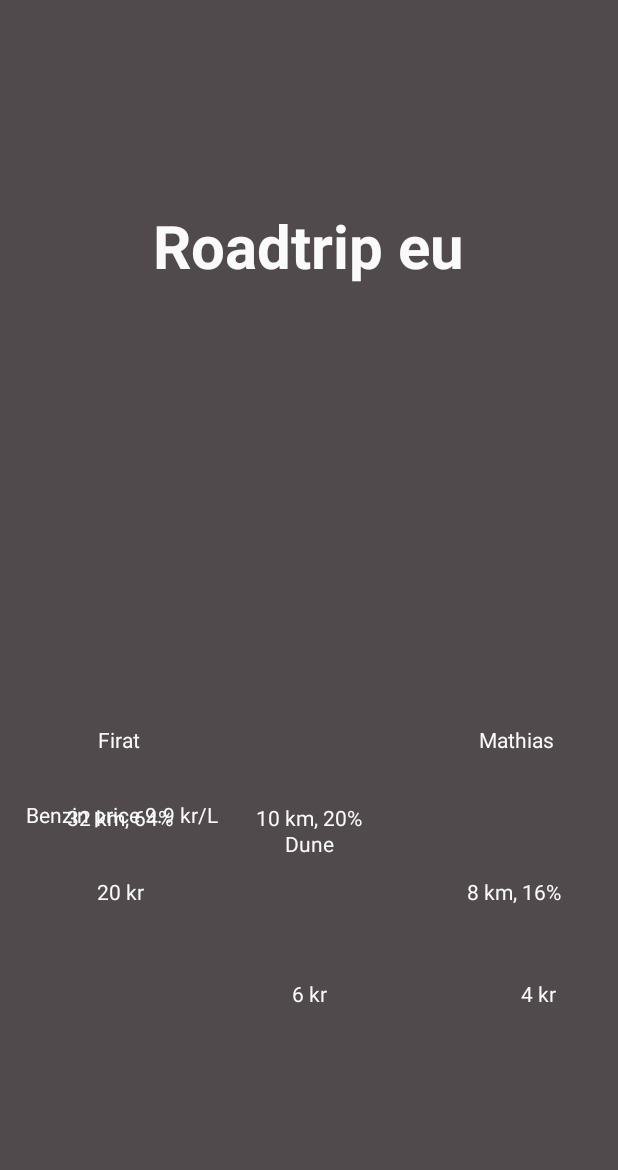
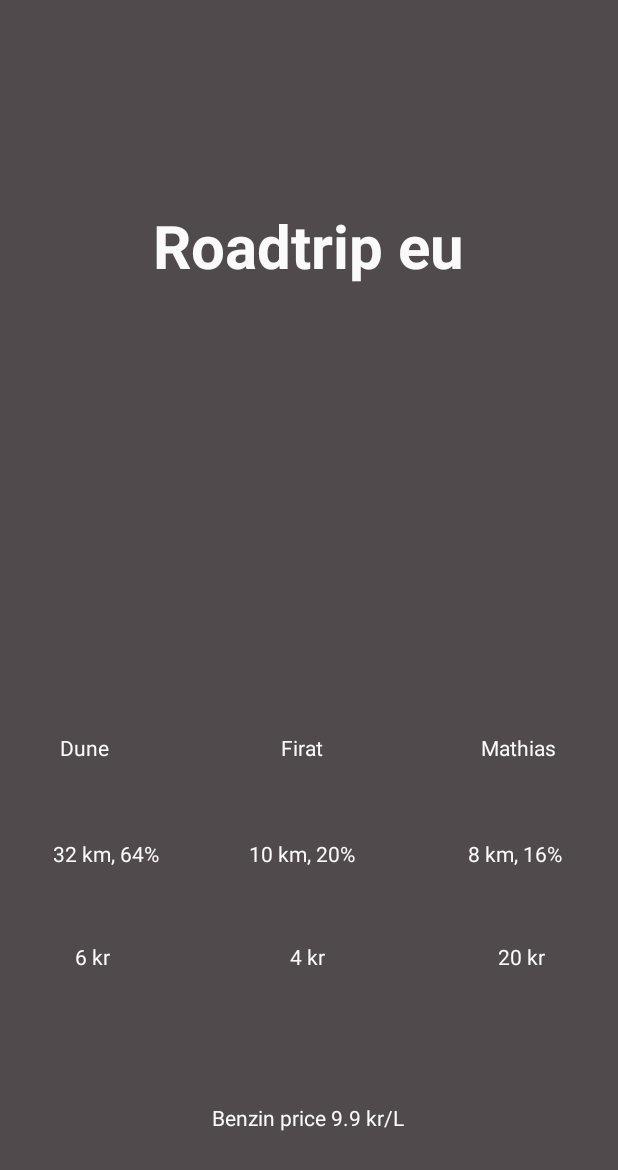
Before and after one commit to FiratElkurdoz/DrivingLog, an Android app: the layout activity_view_logs.xml on its own in the app's theme, with its tools: preview values and no code run, on a phone screen of 412 x 824 dp. Shown: the top 1170 px of the screen. Run offline under Robolectric (Android 15) with nearby library versions, the phone set to English and light mode, and no system bars.

Commit message:
knap og layout

```diff
--- a/app/src/main/java/com/example/driveandlog/Map_page.java
+++ b/app/src/main/java/com/example/driveandlog/Map_page.java
@@ -137,15 +137,8 @@ public class Map_page extends FragmentActivity implements OnMapReadyCallback,Geo
                 if(isTripStarted = true) {
                     Log.d("slutKnap", "SLUT!");
                     endTrack();
-
-                    Log.d("Array", String.valueOf(endMarkerPoints[0]));
-                    Log.d("Array", String.valueOf(endMarkerPoints[1]));
-                    Log.d("Array", String.valueOf(startMarkerPoints[0]));
-                    Log.d("Array", String.valueOf(startMarkerPoints[1]));
-
                     isTripStarted = false;
                 }
-                distanceExtractor();
             }
         });
         fusedLocationClient = LocationServices.getFusedLocationProviderClient(this);
@@ -158,8 +151,8 @@ public class Map_page extends FragmentActivity implements OnMapReadyCallback,Geo
     public void onMapReady(GoogleMap map) {
         mMap = map;
         enableMyLocation();
+    }
 
-    }
 
     @RequiresApi(api = Build.VERSION_CODES.M)
     private void startTrack() {
@@ -197,6 +190,7 @@ public class Map_page extends FragmentActivity implements OnMapReadyCallback,Geo
                     final LatLng endPosition = new LatLng(endMarkerPoints[0],endMarkerPoints[1]);
                     mMap.addMarker(new MarkerOptions().position(endPosition).title("end"));
                     Log.d("end", String.valueOf(endMarkerPoints[0]));
+                    distanceExtractor();
 
 
                 }
--- a/app/src/main/res/layout/activity_map_page.xml
+++ b/app/src/main/res/layout/activity_map_page.xml
@@ -17,18 +17,21 @@
         android:id="@+id/map"
         android:name="com.google.android.gms.maps.SupportMapFragment"
         android:layout_width="match_parent"
-        android:layout_height="700dp"
+        android:layout_height="400dp"
         tools:context=".Map_page" />
+
     <LinearLayout
         android:layout_width="match_parent"
-    android:layout_height="wrap_content">
+        android:layout_height="100dp"
+        android:layout_marginBottom="8dp"
+        android:orientation="horizontal">
 
 
         <Button
             android:id="@+id/startButton"
-        android:layout_width="90dp"
+            android:layout_width="100dp"
             android:layout_height="50dp"
-        android:layout_marginStart="10dp"
+            android:layout_marginStart="0dp"
             android:layout_marginTop="15dp"
             android:layout_marginEnd="0dp"
             android:layout_marginBottom="278dp"
@@ -36,54 +39,16 @@
             android:text="@string/start_trip" />
 
 
-
         <Button
             android:id="@+id/endButton"
-        android:layout_width="90dp"
+            android:layout_width="100dp"
             android:layout_height="50dp"
-        android:layout_marginStart="20dp"
+            android:layout_marginStart="180dp"
             android:layout_marginTop="15dp"
             android:layout_marginEnd="10dp"
             android:layout_marginBottom="278dp"
             android:background="#E91E63"
             android:text="@string/trip_s_over" />
-
-    <Button
-        android:id="@+id/button3"
-        android:layout_width="60dp"
-        android:layout_height="50dp"
-        android:layout_marginStart="0dp"
-        android:layout_marginTop="90dp"
-        android:layout_marginEnd="0dp"
-        android:layout_marginBottom="278dp"
-        android:background="#2196F3"
-        android:text="@string/profile"
-        tools:text="Profile" />
-
-    <Button
-        android:id="@+id/button4"
-        android:layout_width="40dp"
-        android:layout_height="50dp"
-        android:layout_marginStart="20dp"
-        android:layout_marginTop="90dp"
-        android:layout_marginEnd="0dp"
-        android:layout_marginBottom="278dp"
-        android:background="#2196F3"
-        android:text="@string/Map"
-        tools:text="Maps" />
-
-
-    <Button
-        android:id="@+id/button2"
-        android:layout_width="40dp"
-        android:layout_height="50dp"
-        android:layout_marginStart="20dp"
-        android:layout_marginTop="90dp"
-        android:layout_marginEnd="0dp"
-        android:layout_marginBottom="278dp"
-        android:background="#2196F3"
-        android:text="@string/Log"
-        tools:text="@string/Log" />
 
 
         <!--<EditText
@@ -106,6 +71,47 @@
 
     </LinearLayout>
 
+    <LinearLayout
+        android:layout_width="match_parent"
+        android:layout_height="match_parent"
+        android:orientation="horizontal">
+
+        <Button
+            android:id="@+id/button2"
+            android:layout_width="100dp"
+            android:layout_height="50dp"
+            android:layout_marginStart="0dp"
+            android:layout_marginTop="15dp"
+            android:layout_marginEnd="0dp"
+            android:layout_marginBottom="278dp"
+            android:background="#2196F3"
+            android:text="@string/Log"
+            tools:text="@string/Log" />
+
+        <Button
+            android:id="@+id/button4"
+            android:layout_width="100dp"
+            android:layout_height="50dp"
+            android:layout_marginStart="40dp"
+            android:layout_marginTop="15dp"
+            android:layout_marginEnd="0dp"
+            android:layout_marginBottom="278dp"
+            android:background="#2196F3"
+            android:text="@string/Map"
+            tools:text="Maps" />
+
+        <Button
+            android:id="@+id/button3"
+            android:layout_width="100dp"
+            android:layout_height="50dp"
+            android:layout_marginStart="40dp"
+            android:layout_marginTop="15dp"
+            android:layout_marginEnd="0dp"
+            android:layout_marginBottom="0dp"
+            android:background="#2196F3"
+            android:text="@string/profile"
+            tools:text="Profile" />
+    </LinearLayout>
 
 
 </LinearLayout>
--- a/app/src/main/res/layout/activity_view_logs.xml
+++ b/app/src/main/res/layout/activity_view_logs.xml
@@ -39,141 +39,142 @@
         app:layout_constraintStart_toStartOf="parent"
         app:layout_constraintTop_toTopOf="parent" />
 
-    <TextView
-        android:id="@+id/textView3"
-        android:layout_width="wrap_content"
-        android:layout_height="wrap_content"
-        android:layout_marginStart="49dp"
-        android:layout_marginTop="373dp"
-        android:layout_marginEnd="303dp"
-        android:layout_marginBottom="211dp"
-        android:text="Firat"
+    <LinearLayout
+        android:layout_width="match_parent"
+        android:layout_height="50dp"
+        android:layout_marginBottom="8dp"
+        android:orientation="horizontal"
         app:layout_constraintBottom_toBottomOf="parent"
         app:layout_constraintEnd_toEndOf="parent"
+        app:layout_constraintHorizontal_bias="0.0"
         app:layout_constraintStart_toStartOf="parent"
-        app:layout_constraintTop_toTopOf="parent" />
+        app:layout_constraintTop_toTopOf="parent"
+        app:layout_constraintVertical_bias="0.618">
+
+        <TextView
+            android:id="@+id/textView15"
+            android:layout_width="49dp"
+            android:layout_height="30dp"
+            android:layout_marginStart="40dp"
+            android:layout_marginTop="15dp"
+            android:layout_marginEnd="8dp"
+            android:layout_marginBottom="8dp"
+            android:text="Dune" />
+
+        <TextView
+            android:id="@+id/textView3"
+            android:layout_width="30dp"
+            android:layout_height="30dp"
+            android:layout_marginStart="90dp"
+            android:layout_marginTop="15dp"
+            android:layout_marginEnd="303dp"
+            android:layout_marginBottom="211dp"
+            android:text="Firat" />
+
+        <TextView
+            android:id="@+id/textView16"
+            android:layout_width="wrap_content"
+            android:layout_height="wrap_content"
+            android:layout_marginStart="-200dp"
+            android:layout_marginTop="15dp"
+            android:layout_marginEnd="0dp"
+            android:layout_marginBottom="0dp"
+            android:text="Mathias" />
+    </LinearLayout>
+
+    <LinearLayout
+        android:layout_width="match_parent"
+        android:layout_height="50dp"
+        android:layout_marginBottom="8dp"
+        android:orientation="horizontal"
+        app:layout_constraintBottom_toBottomOf="parent"
+        app:layout_constraintEnd_toEndOf="parent"
+        app:layout_constraintHorizontal_bias="0.0"
+        app:layout_constraintStart_toStartOf="parent"
+        app:layout_constraintTop_toTopOf="parent"
+        app:layout_constraintVertical_bias="0.71">
+
+        <TextView
+            android:id="@+id/textView17"
+            android:layout_width="wrap_content"
+            android:layout_height="wrap_content"
+            android:layout_marginStart="35dp"
+            android:layout_marginTop="15dp"
+            android:layout_marginEnd="0dp"
+            android:layout_marginBottom="0dp"
+            android:text="32 km, 64%" />
+
+        <TextView
+            android:id="@+id/textView19"
+            android:layout_width="wrap_content"
+            android:layout_height="wrap_content"
+            android:layout_marginStart="60dp"
+            android:layout_marginTop="15dp"
+            android:layout_marginEnd="0dp"
+            android:layout_marginBottom="0dp"
+            android:text="10 km, 20%" />
+
+        <TextView
+            android:id="@+id/textView20"
+            android:layout_width="wrap_content"
+            android:layout_height="wrap_content"
+            android:layout_marginStart="75dp"
+            android:layout_marginTop="15dp"
+            android:text="8 km, 16%" />
+    </LinearLayout>
+
+
+    <LinearLayout
+        android:layout_width="match_parent"
+        android:layout_height="50dp"
+        android:layout_marginBottom="8dp"
+        android:orientation="horizontal"
+        app:layout_constraintBottom_toBottomOf="parent"
+        app:layout_constraintEnd_toEndOf="parent"
+        app:layout_constraintHorizontal_bias="0.0"
+        app:layout_constraintStart_toStartOf="parent"
+        app:layout_constraintTop_toTopOf="parent"
+        app:layout_constraintVertical_bias="0.8">
+
+        <TextView
+            android:id="@+id/textView22"
+            android:layout_width="wrap_content"
+            android:layout_height="wrap_content"
+            android:layout_marginStart="50dp"
+            android:layout_marginTop="15dp"
+            android:text="6 kr" />
+
+        <TextView
+            android:id="@+id/textView21"
+            android:layout_width="wrap_content"
+            android:layout_height="wrap_content"
+            android:layout_marginStart="120dp"
+            android:layout_marginTop="15dp"
+            android:text="4 kr" />
+
+        <TextView
+            android:id="@+id/textView18"
+            android:layout_width="wrap_content"
+            android:layout_height="wrap_content"
+            android:layout_marginStart="115dp"
+            android:layout_marginTop="15dp"
+            android:text="20 kr" />
+    </LinearLayout>
 
     <TextView
-        android:id="@+id/textView15"
+        android:id="@+id/textView23"
         android:layout_width="wrap_content"
         android:layout_height="wrap_content"
         android:layout_marginStart="8dp"
         android:layout_marginEnd="8dp"
         android:layout_marginBottom="8dp"
-        android:text="Dune"
-        app:layout_constraintBottom_toBottomOf="parent"
-        app:layout_constraintEnd_toEndOf="parent"
-        app:layout_constraintStart_toStartOf="parent"
-        app:layout_constraintTop_toTopOf="@+id/textView2"
-        app:layout_constraintVertical_bias="0.63" />
-
-    <TextView
-        android:id="@+id/textView16"
-        android:layout_width="wrap_content"
-        android:layout_height="wrap_content"
-        android:layout_marginStart="314dp"
-        android:layout_marginTop="373dp"
-        android:layout_marginEnd="38dp"
-        android:layout_marginBottom="211dp"
-        android:text="Mathias"
-        app:layout_constraintBottom_toBottomOf="parent"
-        app:layout_constraintEnd_toEndOf="parent"
-        app:layout_constraintStart_toStartOf="parent"
-        app:layout_constraintTop_toTopOf="parent" />
-
-    <TextView
-        android:id="@+id/textView17"
-        android:layout_width="wrap_content"
-        android:layout_height="wrap_content"
-        android:layout_marginStart="50dp"
-        android:layout_marginTop="425dp"
-        android:layout_marginEnd="302dp"
-        android:layout_marginBottom="159dp"
-        android:text="32 km, 64%"
-        app:layout_constraintBottom_toBottomOf="parent"
-        app:layout_constraintEnd_toEndOf="parent"
-        app:layout_constraintStart_toStartOf="parent"
-        app:layout_constraintTop_toTopOf="parent" />
-
-    <TextView
-        android:id="@+id/textView18"
-        android:layout_width="wrap_content"
-        android:layout_height="wrap_content"
-        android:layout_marginStart="50dp"
-        android:layout_marginTop="474dp"
-        android:layout_marginEnd="302dp"
-        android:layout_marginBottom="110dp"
-        android:text="20 kr"
-        app:layout_constraintBottom_toBottomOf="parent"
-        app:layout_constraintEnd_toEndOf="parent"
-        app:layout_constraintStart_toStartOf="parent"
-        app:layout_constraintTop_toTopOf="parent" />
-
-    <TextView
-        android:id="@+id/textView19"
-        android:layout_width="wrap_content"
-        android:layout_height="wrap_content"
-        android:layout_marginStart="176dp"
-        android:layout_marginTop="425dp"
-        android:layout_marginEnd="176dp"
-        android:layout_marginBottom="159dp"
-        android:text="10 km, 20%"
-        app:layout_constraintBottom_toBottomOf="parent"
-        app:layout_constraintEnd_toEndOf="parent"
-        app:layout_constraintStart_toStartOf="parent"
-        app:layout_constraintTop_toTopOf="parent" />
-
-    <TextView
-        android:id="@+id/textView20"
-        android:layout_width="wrap_content"
-        android:layout_height="wrap_content"
-        android:text="8 km, 16%"
-        app:layout_constraintBottom_toBottomOf="parent"
-        app:layout_constraintEnd_toEndOf="parent"
-        app:layout_constraintHorizontal_bias="0.892"
-        app:layout_constraintStart_toStartOf="parent"
-        app:layout_constraintTop_toTopOf="parent"
-        app:layout_constraintVertical_bias="0.727" />
-
-
-    <TextView
-        android:id="@+id/textView21"
-        android:layout_width="wrap_content"
-        android:layout_height="wrap_content"
-        android:text="4 kr"
-        app:layout_constraintBottom_toBottomOf="parent"
-        app:layout_constraintEnd_toEndOf="parent"
-        app:layout_constraintHorizontal_bias="0.894"
-        app:layout_constraintStart_toStartOf="parent"
-        app:layout_constraintTop_toTopOf="parent"
-        app:layout_constraintVertical_bias="0.811" />
-
-    <TextView
-        android:id="@+id/textView22"
-        android:layout_width="wrap_content"
-        android:layout_height="wrap_content"
-        android:text="6 kr"
-        app:layout_constraintBottom_toBottomOf="parent"
-        app:layout_constraintEnd_toEndOf="parent"
-        app:layout_constraintStart_toStartOf="parent"
-        app:layout_constraintTop_toTopOf="parent"
-        app:layout_constraintVertical_bias="0.811" />
-
-    <TextView
-        android:id="@+id/textView23"
-        android:layout_width="wrap_content"
-        android:layout_height="wrap_content"
-        android:layout_marginStart="33dp"
-        android:layout_marginTop="533dp"
-        android:layout_marginEnd="319dp"
-        android:layout_marginBottom="51dp"
         android:text="Benzin price 9.9 kr/L"
         app:layout_constraintBottom_toBottomOf="parent"
         app:layout_constraintEnd_toEndOf="parent"
-        app:layout_constraintHorizontal_bias="0.239"
+        app:layout_constraintHorizontal_bias="0.498"
         app:layout_constraintStart_toStartOf="parent"
         app:layout_constraintTop_toTopOf="parent"
-        app:layout_constraintVertical_bias="0.0" />
+        app:layout_constraintVertical_bias="0.923" />
 
 
 </androidx.constraintlayout.widget.ConstraintLayout>
```
Also changed, not shown: app/src/main/AndroidManifest.xml (+4 -3 lines). Lines whose indentation alone changed are shown as unchanged.
